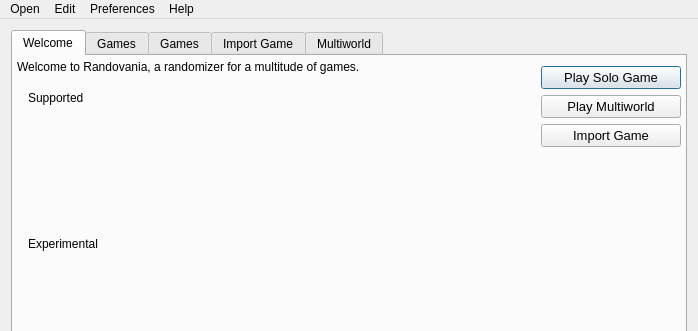
First picture: the form in randovania/gui/ui_files/main_window.ui, repository randovania/randovania, before the edit; both pictures show x 0 to 698 and y 0 to 331 of the 698 by 582 pixel window.
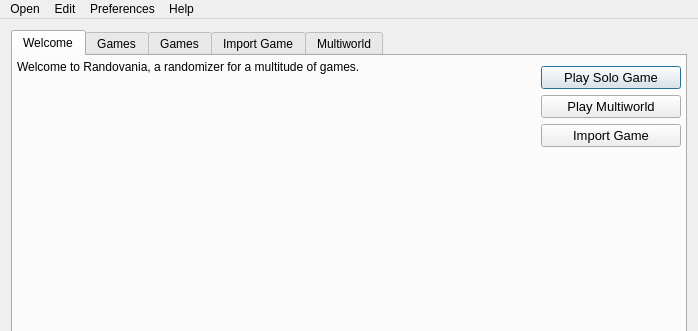
Second picture: the form after the edit. Custom widgets are drawn as their Qt base class.

Commit message: Remove supported/experimental games from intro

Diff of the .ui file:
```diff
--- a/randovania/gui/ui_files/main_window.ui
+++ b/randovania/gui/ui_files/main_window.ui
@@ -90,92 +90,6 @@
               </property>
              </widget>
             </item>
-            <item>
-             <layout class="QHBoxLayout" name="intro_games_layout">
-              <property name="spacing">
-               <number>6</number>
-              </property>
-              <property name="sizeConstraint">
-               <enum>QLayout::SizeConstraint::SetMaximumSize</enum>
-              </property>
-              <item>
-               <layout class="QVBoxLayout" name="verticalLayout_2">
-                <item>
-                 <widget class="Foldable" name="intro_games_supported_foldable" native="true">
-                  <property name="title" stdset="0">
-                   <string>Supported Games</string>
-                  </property>
-                  <property name="folded" stdset="0">
-                   <bool>true</bool>
-                  </property>
-                  <layout class="QVBoxLayout" name="intro_games_supported_foldable_layout">
-                   <item>
-                    <widget class="QLabel" name="games_supported_label">
-                     <property name="sizePolicy">
-                      <sizepolicy hsizetype="Minimum" vsizetype="Preferred">
-                       <horstretch>0</horstretch>
-                       <verstretch>0</verstretch>
-                      </sizepolicy>
-                     </property>
-                     <property name="text">
-                      <string>Supported</string>
-                     </property>
-                     <property name="textFormat">
-                      <enum>Qt::TextFormat::MarkdownText</enum>
-                     </property>
-                    </widget>
-                   </item>
-                  </layout>
-                 </widget>
-                </item>
-               </layout>
-              </item>
-             </layout>
-            </item>
-            <item>
-             <spacer name="intro_top_spacer">
-              <property name="orientation">
-               <enum>Qt::Orientation::Vertical</enum>
-              </property>
-              <property name="sizeHint" stdset="0">
-               <size>
-                <width>20</width>
-                <height>30</height>
-               </size>
-              </property>
-             </spacer>
-            </item>
-            <item>
-             <widget class="Foldable" name="intro_games_experimental_foldable" native="true">
-              <property name="title" stdset="0">
-               <string>Experimental Games</string>
-              </property>
-              <property name="folded" stdset="0">
-               <bool>true</bool>
-              </property>
-              <layout class="QVBoxLayout" name="intro_games_experimental_foldable_layout">
-               <item>
-                <widget class="QLabel" name="games_experimental_label">
-                 <property name="sizePolicy">
-                  <sizepolicy hsizetype="Minimum" vsizetype="Preferred">
-                   <horstretch>0</horstretch>
-                   <verstretch>0</verstretch>
-                  </sizepolicy>
-                 </property>
-                 <property name="text">
-                  <string>Experimental</string>
-                 </property>
-                 <property name="textFormat">
-                  <enum>Qt::TextFormat::MarkdownText</enum>
-                 </property>
-                 <property name="alignment">
-                  <set>Qt::AlignmentFlag::AlignLeading|Qt::AlignmentFlag::AlignLeft|Qt::AlignmentFlag::AlignVCenter</set>
-                 </property>
-                </widget>
-               </item>
-              </layout>
-             </widget>
-            </item>
             <item>
              <widget class="QLabel" name="intro_welcome_label">
               <property name="sizePolicy">
@@ -893,12 +807,6 @@
  </widget>
  <layoutdefault spacing="6" margin="11"/>
  <customwidgets>
-  <customwidget>
-   <class>Foldable</class>
-   <extends>QWidget</extends>
-   <header>randovania/gui/lib/foldable.h</header>
-   <container>1</container>
-  </customwidget>
   <customwidget>
    <class>GamesHelpWidget</class>
    <extends>QTabWidget</extends>
```
The commit also changes 1 other file.
